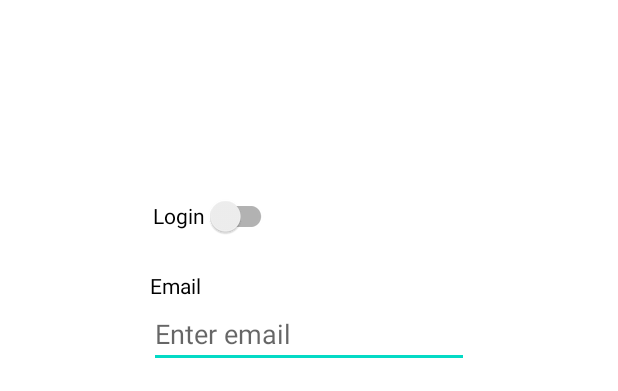
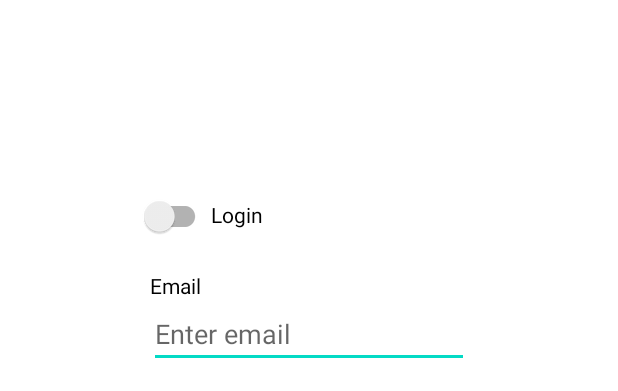
Before and after one commit to KevinSenjaya937/Food_Delivery_App, an Android app: the layout fragment_login.xml on its own in the app's theme, with its tools: preview values and no code run, on a phone screen of 412 x 824 dp. Shown: the top 391 px of the screen. Run offline under Robolectric (Android 15) with nearby library versions, the phone set to English and light mode, and no system bars.

Commit message:
Small Changes DONE

```diff
--- a/app/src/main/java/au/edu/curtin/fooddeliveryapp/MainActivity.kt
+++ b/app/src/main/java/au/edu/curtin/fooddeliveryapp/MainActivity.kt
@@ -56,6 +56,7 @@ class MainActivity : AppCompatActivity() {
                 }
                 R.id.nav_account -> {
                     setCurrentFragment(acctFragment)
+                    badgeClear(R.id.nav_account)
                 }
             }
             true
--- a/app/src/main/java/au/edu/curtin/fooddeliveryapp/fragments/Account/AccountFragment.kt
+++ b/app/src/main/java/au/edu/curtin/fooddeliveryapp/fragments/Account/AccountFragment.kt
@@ -5,6 +5,7 @@ import androidx.fragment.app.Fragment
 import android.view.LayoutInflater
 import android.view.View
 import android.view.ViewGroup
+import android.widget.TextView
 import androidx.recyclerview.widget.LinearLayoutManager
 import androidx.recyclerview.widget.RecyclerView
 import au.edu.curtin.fooddeliveryapp.R
@@ -13,6 +14,7 @@ import au.edu.curtin.fooddeliveryapp.controller.UserController
 import au.edu.curtin.fooddeliveryapp.fragments.Browse.FoodListAdapter
 import au.edu.curtin.fooddeliveryapp.fragments.Cart.CartAdapter
 import au.edu.curtin.fooddeliveryapp.fragments.Cart.CartFragment
+import org.w3c.dom.Text
 
 class AccountFragment(private val userController: UserController
                      ) : Fragment(), CartAdapter.OnItemClickListener {
@@ -20,6 +22,7 @@ class AccountFragment(private val userController: UserController
     private lateinit var adapter: CartAdapter
     private lateinit var recyclerView: RecyclerView
     private lateinit var pastFoodOrders: ArrayList<FoodOrder>
+    private lateinit var userEmail: TextView
 
     override fun onCreateView(
         inflater: LayoutInflater, container: ViewGroup?,
@@ -33,6 +36,9 @@ class AccountFragment(private val userController: UserController
         super.onViewCreated(view, savedInstanceState)
 
         this.pastFoodOrders = userController.getUserPastOrders()
+
+        this.userEmail = view.findViewById(R.id.userEmail)
+        userEmail.text = userController.getUserEmail()
 
         val layoutManager = LinearLayoutManager(context)
 
--- a/app/src/main/res/layout/fragment_account.xml
+++ b/app/src/main/res/layout/fragment_account.xml
@@ -28,6 +28,7 @@
         android:layout_height="wrap_content"
         android:text="Logged In User: "
         android:paddingTop="10dp"
+        android:paddingLeft="10dp"
         app:layout_constraintHorizontal_bias="0.0"
         app:layout_constraintLeft_toLeftOf="parent"
         app:layout_constraintRight_toRightOf="parent"
@@ -53,6 +54,7 @@
         android:textStyle="bold"
         android:textSize="16sp"
         android:paddingTop="100dp"
+        android:paddingLeft="10dp"
         app:layout_constraintTop_toBottomOf="@id/loggedInHelper"
         app:layout_constraintLeft_toLeftOf="parent"/>
 
--- a/app/src/main/res/layout/fragment_login.xml
+++ b/app/src/main/res/layout/fragment_login.xml
@@ -12,11 +12,24 @@
         android:layout_width="wrap_content"
         android:layout_height="wrap_content"
         android:layout_marginTop="120dp"
-        android:text="Login"
-        app:layout_constraintHorizontal_bias="0.31"
+        android:paddingLeft="6dp"
+
+        app:layout_constraintHorizontal_bias="0.242"
         app:layout_constraintLeft_toLeftOf="parent"
         app:layout_constraintRight_toRightOf="parent"
-        app:layout_constraintTop_toTopOf="parent" />
+        app:layout_constraintTop_toTopOf="parent"
+        app:switchPadding="20dp" />
+
+    <TextView
+        android:id="@+id/loginHelperText"
+        android:layout_width="0dp"
+        android:layout_height="wrap_content"
+        android:layout_marginBottom="28dp"
+        android:text="Login"
+        app:layout_constraintBottom_toTopOf="@id/usernameHelper"
+        app:layout_constraintHorizontal_bias="0.0"
+        app:layout_constraintLeft_toRightOf="@id/registerLoginSwitch"
+        app:layout_constraintRight_toRightOf="parent" />
 
     <TextView
         android:id="@+id/usernameHelper"
```
Also changed, not shown: app/src/main/java/au/edu/curtin/fooddeliveryapp/controller/UserController.kt (+10 -0 lines), app/src/main/java/au/edu/curtin/fooddeliveryapp/fragments/Account/LoginFragment.kt (+39 -32 lines).
